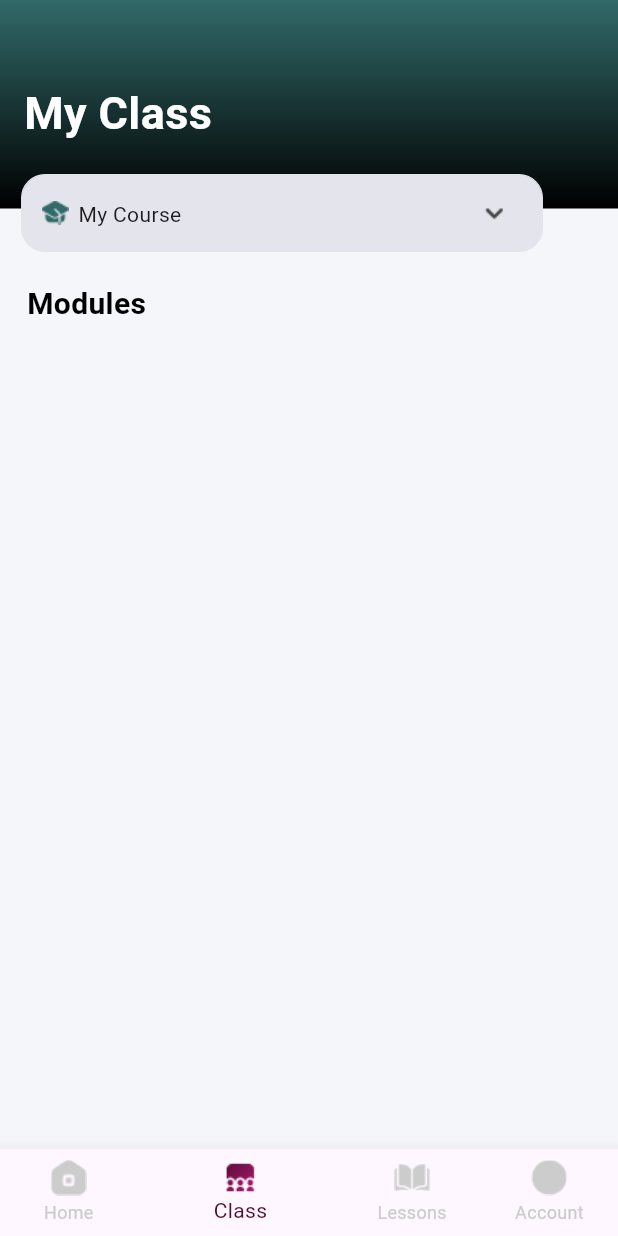
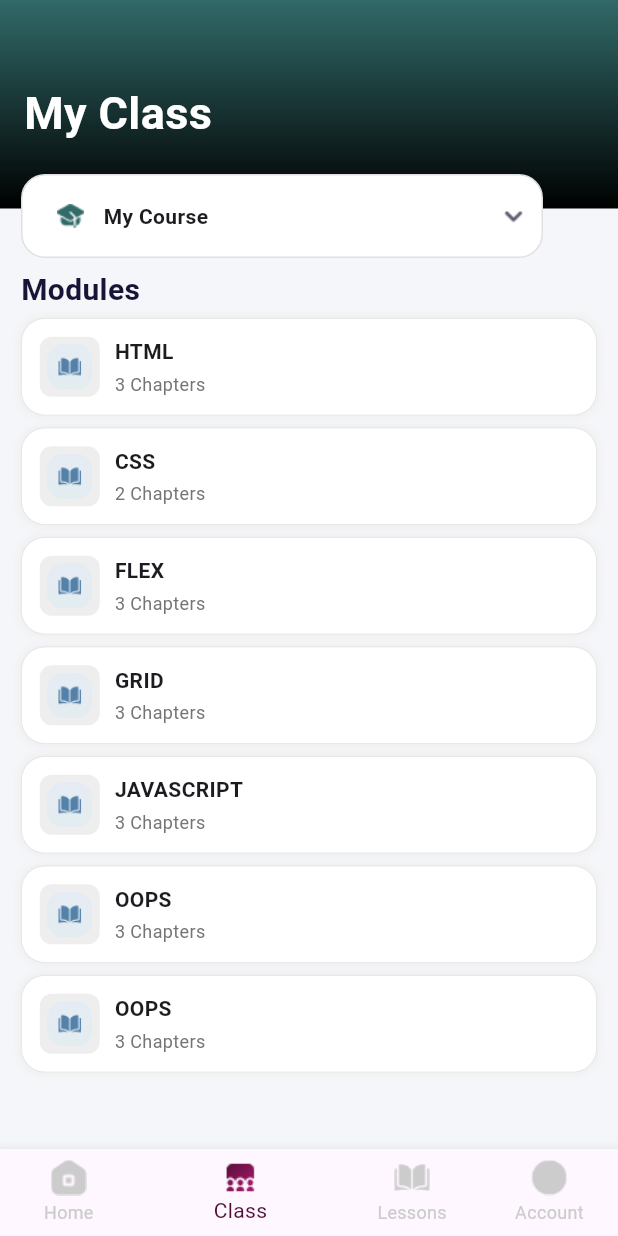
Before and after one commit to Saleenaansil/knowlumi, a Flutter app: the Homelearnpage screen opened directly, item 2 of the bottom bar chosen, on a phone screen of 412 x 824 dp. Run offline on Flutter 3.47's test engine with Material 3 defaults, Android fonts, the light colour scheme and no system bars; drawn by our look-alikes of dropdown_button2; our stand-ins replace carousel_slider, get.

Commit message:
onboarding 3nd pulling before correcting ovrflow

```diff
--- a/lib/LearnPage/coursePage.dart
+++ b/lib/LearnPage/coursePage.dart
@@ -28,14 +28,13 @@ class Coursepage extends StatelessWidget {
     double screenWidth = MediaQuery.of(context).size.width;
     double screenHeight = MediaQuery.of(context).size.height;
 
-    return Container(
-
-      child: SingleChildScrollView(
+    return SingleChildScrollView(
+      child: Container(
         child: Column(
           crossAxisAlignment: CrossAxisAlignment.start,
           children: [
             Container(
-              height: screenHeight * 0.15,
+              height: 112,
               decoration: BoxDecoration(gradient: Customcolor.primaryGradient),
               child: Padding(
                 padding: EdgeInsets.symmetric(horizontal: screenWidth * 0.05),
@@ -87,31 +86,33 @@ class Coursepage extends StatelessWidget {
               ),
             ),
             Padding(
-              padding: EdgeInsets.symmetric(
-                  horizontal: screenWidth * 0.06,
-                  vertical: screenHeight * 0.02),
+              padding: const EdgeInsets.only(left: 14, right: 14, top: 18),
               child: Column(
                 crossAxisAlignment: CrossAxisAlignment.start,
                 children: [
                   Text("Subscribed Courses",
                       style: TextStyle(
-                          fontSize: screenWidth * 0.05,
+                          fontSize: 20,
                           fontWeight: FontWeight.bold,
                           color: Color(0xff161537))),
-                  SizedBox(height: screenHeight * 0.02),
-                  Column(
-                    children: subscriptedItem.map((item) {
+                  ListView.builder(
+                    shrinkWrap: true,
+                    physics:
+                        NeverScrollableScrollPhysics(), // Prevents inner scrolling conflict
+                    itemCount: subscriptedItem.length,
+                    itemBuilder: (context, index) {
+                      var item = subscriptedItem[index];
                       return Container(
-                        height: screenHeight * 0.08,
-                        margin:
-                            EdgeInsets.symmetric(vertical: screenHeight * 0.01),
-                        padding: EdgeInsets.all(screenWidth * 0.03),
+                        height: 70,
+                        margin: EdgeInsets.only(bottom: 14),
                         decoration: BoxDecoration(
                           color: Colors.white,
                           borderRadius: BorderRadius.circular(12),
                           border:
                               Border.all(color: Colors.grey.shade300, width: 1),
                         ),
+                        child: Padding(
+                          padding: const EdgeInsets.only(left: 16),
                           child: Row(
                             children: [
                               Image.asset(item["image"],
@@ -126,29 +127,41 @@ class Coursepage extends StatelessWidget {
                               ),
                             ],
                           ),
+                        ),
                       );
-                    }).toList(),
+                    },
                   ),
-                  SizedBox(height: screenHeight * 0.03),
+                ],
+              ),
+            ),
+            SizedBox(height: 14),
+            Padding(
+              padding: const EdgeInsets.only(left: 14, right: 14, top: 18),
+              child: Column(
+                crossAxisAlignment: CrossAxisAlignment.start,
+                children: [
                   Text("Other Courses",
                       style: TextStyle(
                           fontSize: screenWidth * 0.05,
                           fontWeight: FontWeight.bold,
                           color: Color(0xff161537))),
-                  SizedBox(height: screenHeight * 0.02),
-                  Column(
-                    children: otherCourses.map((item) {
+                  ListView.builder(
+                    shrinkWrap: true,
+                    physics: NeverScrollableScrollPhysics(),
+                    itemCount: otherCourses.length,
+                    itemBuilder: (context, index) {
+                      var item = otherCourses[index];
                       return Container(
-                        height: screenHeight * 0.08,
-                        margin:
-                            EdgeInsets.symmetric(vertical: screenHeight * 0.01),
-                        padding: EdgeInsets.all(screenWidth * 0.03),
+                        height: 70,
+                        margin: EdgeInsets.only(bottom: 14),
                         decoration: BoxDecoration(
                           color: Colors.white,
                           borderRadius: BorderRadius.circular(12),
                           border:
                               Border.all(color: Colors.grey.shade300, width: 1),
                         ),
+                        child: Padding(
+                          padding: const EdgeInsets.only(left: 16),
                           child: Row(
                             children: [
                               Image.asset(item["image"],
@@ -163,8 +176,9 @@ class Coursepage extends StatelessWidget {
                               ),
                             ],
                           ),
+                        ),
                       );
-                    }).toList(),
+                    },
                   ),
                 ],
               ),
--- a/lib/LearnPage/homeLearnPage.dart
+++ b/lib/LearnPage/homeLearnPage.dart
@@ -42,31 +42,6 @@ class _HomelearnpageState extends State<Homelearnpage> {
     },
   ];
 
-  final List<Map> otherCourses = [
-    {"image": "asset/Icon.png", "courseName": "Junior  WEB DEV - Crash Course"},
-    {"image": "asset/Icon.png", "courseName": "Junior  WEB DEV - Crash Course"},
-    {"image": "asset/Icon.png", "courseName": "MERN"},
-    {"image": "asset/Icon.png", "courseName": "REACT"},
-    {"image": "asset/Icon.png", "courseName": "MongoDB"},
-  ];
-
-  void _navigateToPage(int index) {
-    switch (index) {
-      case 0:
-        Get.to(() => Homelearnpage());
-        break;
-      case 1:
-        Get.to(() => Myclasspage());
-        break;
-      case 2:
-        Get.to(() => Coursepage());
-        break;
-      case 3:
-        Get.to(() => Profilepicture());
-        break;
-    }
-  }
-
   int index = 0;
 
   Widget _buildIcon(String imagePath, bool isSelected) {
@@ -94,7 +69,6 @@ class _HomelearnpageState extends State<Homelearnpage> {
 
   @override
   Widget build(BuildContext context) {
-    double screenHeight = MediaQuery.of(context).size.width;
     double screenWidth = MediaQuery.of(context).size.width;
     return Scaffold(
       backgroundColor: Color(0xffF5F6F9),
@@ -557,6 +531,7 @@ class _HomelearnpageState extends State<Homelearnpage> {
             ),
       bottomNavigationBar: BottomNavigationBar(
         //  type: BottomNavigationBarType.fixed,
+        backgroundColor: Color(0xffFFFFFF),
         currentIndex: index,
         selectedItemColor: Color(0xFF500C34), // Selected label color
         unselectedItemColor: Color(0xFFCCCCCC), // Unselected label color
--- a/lib/LearnPage/myClassPage.dart
+++ b/lib/LearnPage/myClassPage.dart
@@ -1,27 +1,43 @@
+import 'package:flutter/material.dart';
+import 'package:flutter/widgets.dart';
+import 'package:get/get.dart';
 import 'package:dropdown_button2/dropdown_button2.dart';
-import 'package:flutter/material.dart';
-import 'package:get/get.dart';
-import 'package:knowlumi/LearnPage/coursePage.dart';
-import 'package:knowlumi/LearnPage/homeLearnPage.dart';
-import 'package:knowlumi/LearnPage/profilePicture.dart';
+import 'package:knowlumi/customwidget/customText.dart';
+import '../controllerPage/appController.dart';
 import 'package:knowlumi/customwidget/customColor.dart';
-import '../controllerPage/appController.dart';
 
 class Myclasspage extends StatelessWidget {
   final Appcontroller appController = Get.put(Appcontroller());
 
   Myclasspage({super.key});
 
+  final List<Map> courseItem = [
+    {"image": "asset/bookIcon.png", "name": "HTML", "message": "3 Chapters"},
+    {"image": "asset/bookIcon.png", "name": "CSS", "message": "2 Chapters"},
+    {"image": "asset/bookIcon.png", "name": "FLEX", "message": "3 Chapters"},
+    {"image": "asset/bookIcon.png", "name": "GRID", "message": "3 Chapters"},
+    {
+      "image": "asset/bookIcon.png",
+      "name": "JAVASCRIPT",
+      "message": "3 Chapters"
+    },
+    {"image": "asset/bookIcon.png", "name": "OOPS", "message": "3 Chapters"},
+    {"image": "asset/bookIcon.png", "name": "OOPS", "message": "3 Chapters"}
+  ];
+
   @override
   Widget build(BuildContext context) {
+    double screenWidth = MediaQuery.of(context).size.width;
+
     return Container(
-        // backgroundColor: const Color(0xffF5F6F9),
+      color: const Color(0xffF5F6F9), // Background color
       child: SingleChildScrollView(
         child: Column(
+          crossAxisAlignment: CrossAxisAlignment.start,
           children: [
-        SizedBox(
-            height: 180, // Ensure enough space to avoid clipping
-            child: Stack(
+            // Header with Gradient
+            Stack(
+              clipBehavior: Clip.none,
               children: [
                 Container(
                   width: double.infinity,
@@ -30,7 +46,7 @@ class Myclasspage extends StatelessWidget {
                     gradient: Customcolor.primaryGradient,
                   ),
                 ),
-                Positioned(
+                const Positioned(
                   top: 54,
                   left: 16,
                   child: Text(
@@ -43,126 +59,145 @@ class Myclasspage extends StatelessWidget {
                   ),
                 ),
                 Positioned(
-                  top: 116,
-                  left: 14,
+                  top: 116, // 116px from top
+                  left: 14, // 14px from left
+                  child: ClipRect(
+                    // Ensures no clipping issue
                     child: Container(
                       width: 348, // Fixed width
-                    height: 52, // Hug height
+                      height: 56, // Fixed height
+                      padding:
+                          EdgeInsets.symmetric(vertical: 16, horizontal: 10),
                       decoration: BoxDecoration(
-                      color: Color(0xFFE4E4EC),
-                      border: Border.all(
-                        color: Color(0xFFDEE5EC),
-                        width: 0.8,
+                        color: Colors.white,
+                        borderRadius:
+                            BorderRadius.circular(16), // 16px border radius
+                        border:
+                            Border.all(color: Colors.grey.shade300, width: 1),
                       ),
-                      borderRadius: BorderRadius.circular(16),
-                    ),
-                    padding: EdgeInsets.fromLTRB(
-                        10, 16, 10, 16), // Top, Right, Bottom, Left
                       child: Row(
+                        mainAxisAlignment: MainAxisAlignment
+                            .spaceBetween, // Justify space-between
                         children: [
-                        const ImageIcon(
+                          const Padding(
+                            padding: EdgeInsets.symmetric(horizontal: 10),
+                            child: ImageIcon(
                               AssetImage("asset/Icon.png"),
                               color: Color(0xff316A69),
                             ),
-                        const SizedBox(width: 3.4),
-                        const Text("My Course"),
-                        const Spacer(),
-                        Obx(() {
-                          return DropdownButton2<String>(
-                            value: appController.selectedCourse.value,
-                            items: ["FLUTTER", "MERN"]
-                                .map((e) => DropdownMenuItem<String>(
-                                      value: e,
-                                      child: Text(
-                                        e,
-                                        style: const TextStyle(
-                                          fontSize: 13,
-                                          fontWeight: FontWeight.w600,
-                                          color: Colors.black,
+                          ),
+                          const Text(
+                            "My Course",
+                            style: TextStyle(
+                                fontSize: 14, fontWeight: FontWeight.w600),
+                          ),
+
+                          Spacer(),
+                          Image.asset("asset/down-arrow 1.png"),
+
+                          // Example dropdown icon
+                        ],
                       ),
                     ),
-                                    ))
-                                .toList(),
-                            onChanged: (newValue) {
-                              if (newValue != null) {
-                                appController.changeCourse(newValue);
-                              }
-                            },
-                            style: const TextStyle(
-                              fontSize: 13,
-                              fontWeight: FontWeight.w600,
-                              color: Color(0xffB61B76),
                   ),
-                            buttonStyleData: ButtonStyleData(
-                              padding:
-                                  const EdgeInsets.symmetric(horizontal: 10),
+                ),
+              ],
+            ),
+
+            Padding(
+              padding: const EdgeInsets.only(left: 14, right: 14, top: 40),
+              child: Column(
+                mainAxisSize: MainAxisSize.min,
+                crossAxisAlignment: CrossAxisAlignment.start,
+                children: [
+                  CustomText(
+                    text: "Modules",
+                    fontSize: 20,
+                    fontWeight: FontWeight.w700,
+                    color: Color(0xff161537),
+                  ),
+                  // Space below "Modules" text
+
+                  // Wrapping ListView in Flexible to avoid overflow
+                  ListView.builder(
+                    shrinkWrap: true, // Prevents infinite height issue
+                    physics:
+                        NeverScrollableScrollPhysics(), // Prevents nested scrolling conflict
+                    itemCount: courseItem.length,
+                    itemBuilder: (context, index) {
+                      return Container(
+                        width: double.infinity,
+                        margin: EdgeInsets.symmetric(vertical: 4),
+                        padding: EdgeInsets.symmetric(
+                            vertical: 12, horizontal: 12), // Reduced padding
                         decoration: BoxDecoration(
                           color: Colors.white,
                           borderRadius: BorderRadius.circular(16),
-                                border: Border.all(color: Colors.grey.shade300),
-                                boxShadow: const [
+                          border: Border.all(
+                              color: Colors.grey.shade300, width: 0.5),
+                          boxShadow: [
                             BoxShadow(
-                                    color: Colors.black26,
+                              color: Colors.grey.shade200,
                               blurRadius: 4,
-                                    spreadRadius: 2,
+                              spreadRadius: 1,
+                            ),
+                          ],
+                        ),
+                        child: Row(
+                          children: [
+                            // Image container
+                            Container(
+                              width: 40, // Reduced width
+                              height: 40, // Reduced height
+                              decoration: BoxDecoration(
+                                borderRadius: BorderRadius.circular(8),
+                                color: Colors.grey.shade200,
+                              ),
+                              child: Center(
+                                child: Image.asset(
+                                  courseItem[index]["image"]!,
+                                  width: 30, // Reduced size
+                                  height: 30,
+                                  fit: BoxFit.contain,
+                                ),
+                              ),
+                            ),
+                            SizedBox(width: 10), // Reduced space
+
+                            // Expanded column for text
+                            Expanded(
+                              child: Column(
+                                crossAxisAlignment: CrossAxisAlignment.start,
+                                children: [
+                                  Text(
+                                    courseItem[index]["name"],
+                                    style: TextStyle(
+                                      fontSize: 14, // Reduced font size
+                                      fontWeight: FontWeight.w600,
+                                    ),
+                                  ),
+                                  SizedBox(height: 3), // Reduced spacing
+                                  Text(
+                                    courseItem[index]["message"],
+                                    style: TextStyle(
+                                      fontSize: 12, // Reduced font size
+                                      color: Colors.grey.shade600,
+                                    ),
                                   ),
                                 ],
                               ),
                             ),
-                            customButton: Padding(
-                              padding: const EdgeInsets.only(right: 10),
-                              child: const ImageIcon(
-                                AssetImage("asset/down-arrow 1.png"),
-                                color: Colors.black,
+                          ],
                         ),
-                            ),
-                            isExpanded: false,
-                            alignment: Alignment.center,
-                            dropdownStyleData: DropdownStyleData(
-                              width: 348, // Fixed width
-                              padding: const EdgeInsets.fromLTRB(10, 20, 10,
-                                  16), // Padding: top 16, right 10, bottom 16, left 10
-                              decoration: BoxDecoration(
-                                color: Colors.white,
-                                borderRadius: BorderRadius.circular(16),
-                                border: Border.all(color: Colors.grey.shade300),
-                                boxShadow: const [
-                                  BoxShadow(
-                                    color: Colors.black26,
-                                    blurRadius: 4,
-                                    spreadRadius: 2,
+                      );
+                    },
                   ),
                 ],
               ),
-                              offset: const Offset(4,
-                                  -43), // Adjust offset to position the dropdown
             ),
-                            menuItemStyleData: const MenuItemStyleData(
-                              height: 50, // Height of each menu item
-                              padding: EdgeInsets.symmetric(
-                                  horizontal: 14), // Padding for menu items
-                            ),
-                          );
-                        }),
           ],
         ),
       ),
-                ),
-              ],
-            )),
-        const Padding(
-            padding: EdgeInsets.only(left: 18, top: 8),
-            child: Align(
-                alignment: Alignment.centerLeft,
-                child: Text(
-                  "Modules",
-                  style: TextStyle(
-                      fontSize: 20,
-                      fontWeight: FontWeight.w700,
-                      color: Colors.black),
-                ))),
-        Container()
-      ],
-    )));
+    );
   }
 }
```
Lines whose indentation alone changed are shown as unchanged.
